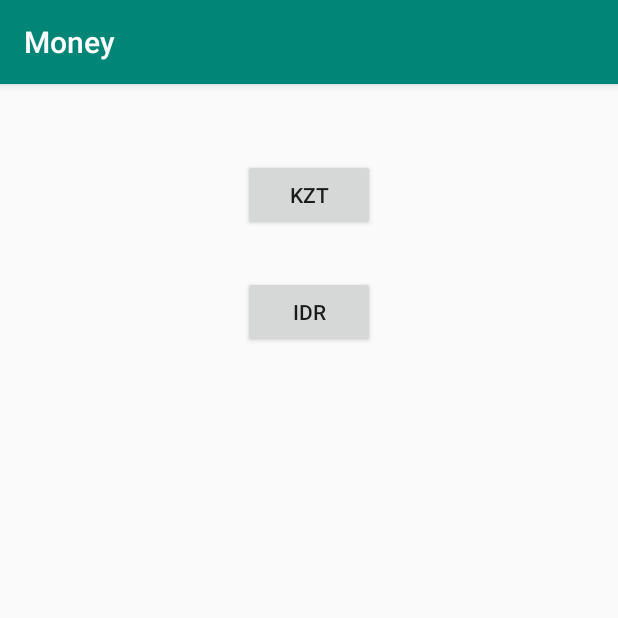
After one commit to Anotheroption4726/androidSDK_money, an Android app: the ChooseCurrencyActivity screen opened directly, with no data from a screen before it, on a phone screen of 412 x 824 dp, the top half of it. The commit adds this screen. Run offline under Robolectric (Android 15) with nearby library versions, the phone set to English and light mode, and no system bars.

Commit message:
Commit de sauvegarde avant la mort

```diff
--- a/app/src/main/AndroidManifest.xml
+++ b/app/src/main/AndroidManifest.xml
@@ -9,10 +9,8 @@
         android:roundIcon="@mipmap/ic_launcher_round"
         android:supportsRtl="true"
         android:theme="@style/AppTheme">
-        <activity android:name=".AboutActivity">
-
-        </activity>
-
+        <activity android:name=".ChooseCurrencyActivity"></activity>
+        <activity android:name=".AboutActivity"></activity>
         <activity android:name=".MainActivity">
             <intent-filter>
                 <action android:name="android.intent.action.MAIN" />
--- /dev/null
+++ b/app/src/main/java/com/adrien/money/ChooseCurrencyActivity.java
@@ -0,0 +1,37 @@
+package com.adrien.money;
+
+import androidx.appcompat.app.AppCompatActivity;
+
+import android.content.Intent;
+import android.os.Bundle;
+import android.view.View;
+import android.widget.Button;
+
+import java.util.Currency;
+
+public class ChooseCurrencyActivity extends AppCompatActivity
+{
+    @Override
+    protected void onCreate(Bundle savedInstanceState)
+    {
+        super.onCreate(savedInstanceState);
+        setContentView(R.layout.activity_choose_currency);
+
+        final Button kztButton = findViewById(R.id.KztButton);
+        final Button IdrButton = findViewById(R.id.KztButton);
+
+        kztButton.setOnClickListener(new View.OnClickListener()
+        {
+            @Override
+            public void onClick(View v)
+            {
+                Intent intent = new Intent(ChooseCurrencyActivity.this, MainActivity.class);
+
+                Currency kztCurrency = new Currency("", 1, 408.48f);
+                intent.putExtra("chosenCurrency", kztCurrency);
+
+                startActivity(intent);
+            }
+        });
+    }
+}
--- /dev/null
+++ b/app/src/main/res/layout/activity_choose_currency.xml
@@ -0,0 +1,29 @@
+<?xml version="1.0" encoding="utf-8"?>
+<androidx.constraintlayout.widget.ConstraintLayout xmlns:android="http://schemas.android.com/apk/res/android"
+    xmlns:app="http://schemas.android.com/apk/res-auto"
+    xmlns:tools="http://schemas.android.com/tools"
+    android:layout_width="match_parent"
+    android:layout_height="match_parent"
+    tools:context=".ChooseCurrencyActivity">
+
+    <Button
+        android:id="@+id/KztButton"
+        android:layout_width="wrap_content"
+        android:layout_height="wrap_content"
+        android:layout_marginTop="50dp"
+        android:text="KZT"
+        app:layout_constraintEnd_toEndOf="parent"
+        app:layout_constraintStart_toStartOf="parent"
+        app:layout_constraintTop_toTopOf="parent" />
+
+    <Button
+        android:id="@+id/IdrButton"
+        android:layout_width="wrap_content"
+        android:layout_height="wrap_content"
+        android:layout_marginTop="30dp"
+        android:text="IDR"
+        app:layout_constraintEnd_toEndOf="@+id/KztButton"
+        app:layout_constraintStart_toStartOf="@+id/KztButton"
+        app:layout_constraintTop_toBottomOf="@+id/KztButton" />
+
+</androidx.constraintlayout.widget.ConstraintLayout>
--- a/app/src/main/res/layout/activity_main.xml
+++ b/app/src/main/res/layout/activity_main.xml
@@ -63,10 +63,10 @@
         app:layout_constraintTop_toTopOf="@+id/euroInput" />
 
     <Button
-        android:id="@+id/aboutButton"
+        android:id="@+id/chooseCurrencyButton"
         android:layout_width="wrap_content"
         android:layout_height="wrap_content"
-        android:text="A propos"
+        android:text="Choix de monnaie"
         app:layout_constraintBottom_toBottomOf="parent"
         app:layout_constraintEnd_toEndOf="parent"
         app:layout_constraintStart_toStartOf="parent"
```
Also changed, not shown: app/src/main/java/Currency.java (added, +45 -0 lines), app/src/main/java/com/adrien/money/MainActivity.java (+7 -3 lines).
